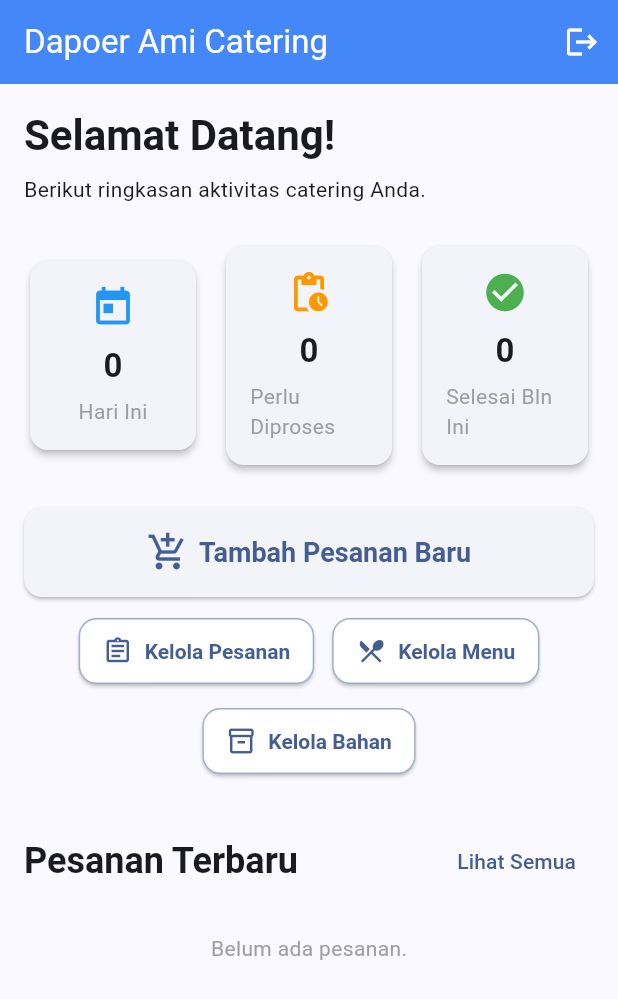
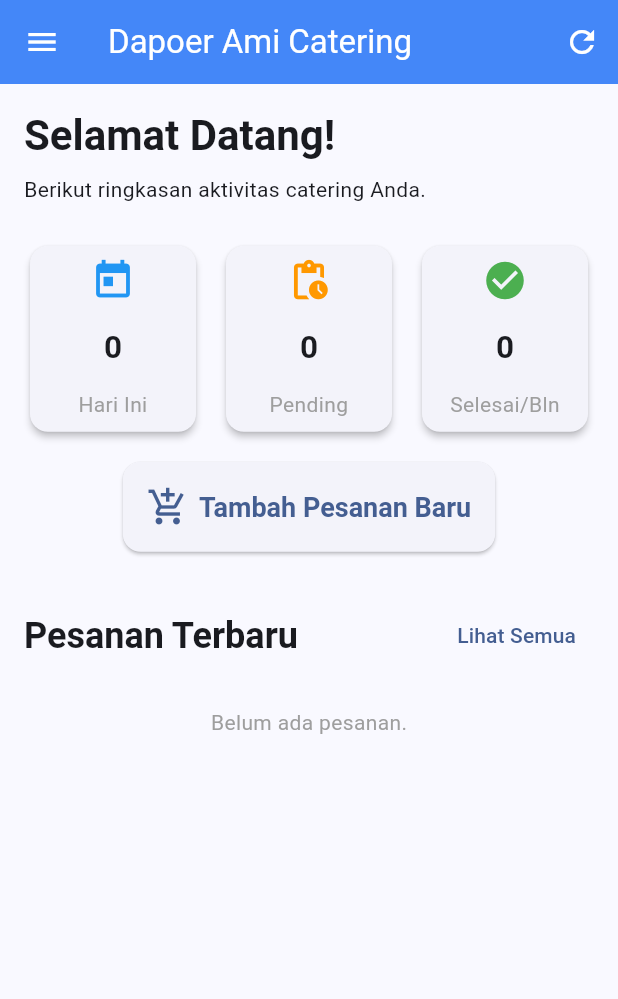
Before and after one commit to apahfahri/dapoer_ami, a Flutter app: the screen it shows once a user with an empty profile is signed in, on a phone screen of 412 x 824 dp. Shown: the top 999 px of the screen. Run offline on Flutter 3.47's test engine with Material 3 defaults, Android fonts, the phone set to English and light mode, and no system bars; our stand-ins replace cloud_firestore, device_preview, firebase_auth, firebase_core; accounts and stored records are empty.

Commit message:
Refactor HomePage and add DetailPesananContent widget for improved UI and data handling

```diff
--- a/lib/pages/HomePage.dart
+++ b/lib/pages/HomePage.dart
@@ -18,11 +18,11 @@ class HomePage extends StatefulWidget {
 }
 
 class _HomePageState extends State<HomePage> {
-  // Instance untuk mengakses Firebase
   final FirebaseFirestore _firestore = FirebaseFirestore.instance;
   final FirebaseAuth _auth = FirebaseAuth.instance;
 
-  // State untuk data statistik
+  // --- LOGIKA TIMER DIHAPUS ---
+
   bool _isLoadingStats = true;
   int _pesananHariIni = 0;
   int _perluDiproses = 0;
@@ -31,13 +31,21 @@ class _HomePageState extends State<HomePage> {
   @override
   void initState() {
     super.initState();
+    // Tetap panggil data saat halaman pertama kali dimuat
     _fetchStatistikData();
   }
 
-  // Fungsi untuk mengambil data statistik
-  Future<void> _fetchStatistikData() async {
-    if (!mounted) return;
+  // --- dispose() tidak lagi diperlukan untuk timer, bisa dihapus atau dibiarkan kosong ---
+  @override
+  void dispose() {
+    super.dispose();
+  }
+
+  // --- Fungsi fetch data tidak perlu diubah, parameter showLoading tetap berguna ---
+  Future<void> _fetchStatistikData({bool showLoading = true}) async {
+    if (showLoading && mounted) {
       setState(() => _isLoadingStats = true);
+    }
 
     try {
       final results = await Future.wait([
@@ -45,13 +53,13 @@ class _HomePageState extends State<HomePage> {
         _getPerluDiprosesCount(),
         _getSelesaiBulanIniCount(),
       ]);
-
-      if (!mounted) return;
+      if (mounted) {
         setState(() {
           _pesananHariIni = results[0];
           _perluDiproses = results[1];
           _selesaiBulanIni = results[2];
         });
+      }
     } catch (e) {
       print("Error fetching stats: $e");
     } finally {
@@ -59,14 +67,12 @@ class _HomePageState extends State<HomePage> {
     }
   }
 
-  // --- Query Statistik (tidak berubah) ---
   Future<int> _getPesananHariIniCount() async {
     final now = DateTime.now();
     final startOfToday =
         Timestamp.fromDate(DateTime(now.year, now.month, now.day));
     final endOfToday =
         Timestamp.fromDate(DateTime(now.year, now.month, now.day + 1));
-
     final snapshot = await _firestore
         .collection('pesanan')
         .where('tanggalKirim', isGreaterThanOrEqualTo: startOfToday)
@@ -89,7 +95,6 @@ class _HomePageState extends State<HomePage> {
     final now = DateTime.now();
     final startOfMonth = Timestamp.fromDate(DateTime(now.year, now.month, 1));
     final endOfMonth = Timestamp.fromDate(DateTime(now.year, now.month + 1, 1));
-
     final snapshot = await _firestore
         .collection('pesanan')
         .where('status', isEqualTo: 'Selesai')
@@ -100,7 +105,6 @@ class _HomePageState extends State<HomePage> {
     return snapshot.count ?? 0;
   }
 
-  // Fungsi untuk logout
   Future<void> _logout() async {
     await _auth.signOut();
     if (mounted) {
@@ -114,14 +118,21 @@ class _HomePageState extends State<HomePage> {
   @override
   Widget build(BuildContext context) {
     return Scaffold(
+      drawer: _buildAppDrawer(),
       appBar: AppBar(
         title: const Text('Dapoer Ami Catering'),
+        // --- PERUBAHAN UTAMA: Menambahkan tombol refresh di sini ---
         actions: [
-          IconButton(icon: const Icon(Icons.logout), onPressed: _logout),
+          IconButton(
+            icon: const Icon(Icons.refresh),
+            onPressed: () => _fetchStatistikData(showLoading: true),
+            tooltip: 'Refresh Data',
+          ),
         ],
       ),
       body: RefreshIndicator(
-        onRefresh: _fetchStatistikData,
+        // Pull-to-refresh tetap memanggil fungsi yang sama
+        onRefresh: () => _fetchStatistikData(showLoading: true),
         child: SingleChildScrollView(
           physics: const AlwaysScrollableScrollPhysics(),
           child: Padding(
@@ -138,11 +149,25 @@ class _HomePageState extends State<HomePage> {
                 const Text('Berikut ringkasan aktivitas catering Anda.'),
                 const SizedBox(height: 24),
                 _buildStatistikSection(),
-                const SizedBox(height: 24),
-
-                // --- BAGIAN INI TELAH DIUBAH ---
-                _buildAksiCepatSection(),
-
+                const SizedBox(height: 16),
+                Center(
+                  child: ElevatedButton.icon(
+                    icon: const Icon(Icons.add_shopping_cart, size: 28),
+                    label: const Text('Tambah Pesanan Baru'),
+                    style: ElevatedButton.styleFrom(
+                      padding: const EdgeInsets.all(16),
+                      textStyle: const TextStyle(
+                          fontSize: 18, fontWeight: FontWeight.bold),
+                      shape: RoundedRectangleBorder(
+                          borderRadius: BorderRadius.circular(12)),
+                    ),
+                    onPressed: () => Navigator.push(
+                        context,
+                        MaterialPageRoute(
+                            builder: (context) =>
+                                const TambahEditPesananPage())),
+                  ),
+                ),
                 const SizedBox(height: 32),
                 Row(
                   mainAxisAlignment: MainAxisAlignment.spaceBetween,
@@ -171,21 +196,98 @@ class _HomePageState extends State<HomePage> {
     );
   }
 
+  // Sisa kode tidak ada perubahan...
+  Widget _buildAppDrawer() {
+    return Drawer(
+      child: ListView(
+        padding: EdgeInsets.zero,
+        children: [
+          DrawerHeader(
+            decoration: BoxDecoration(color: Theme.of(context).primaryColor),
+            child: const Column(
+              crossAxisAlignment: CrossAxisAlignment.start,
+              mainAxisAlignment: MainAxisAlignment.end,
+              children: [
+                Text('Dapoer Ami',
+                    style: TextStyle(
+                        color: Colors.white,
+                        fontSize: 24,
+                        fontWeight: FontWeight.bold)),
+                Text('Manajemen Catering',
+                    style: TextStyle(color: Colors.white70, fontSize: 14)),
+              ],
+            ),
+          ),
+          _buildDrawerItem(
+              icon: Icons.assignment_outlined,
+              text: 'Kelola Pesanan',
+              onTap: () {
+                Navigator.pop(context);
+                Navigator.push(
+                    context,
+                    MaterialPageRoute(
+                        builder: (context) => const KelolaPesananPage()));
+              }),
+          _buildDrawerItem(
+              icon: Icons.restaurant_menu_outlined,
+              text: 'Kelola Menu',
+              onTap: () {
+                Navigator.pop(context);
+                Navigator.push(
+                    context,
+                    MaterialPageRoute(
+                        builder: (context) => const KelolaMenuPage()));
+              }),
+          _buildDrawerItem(
+              icon: Icons.inventory_2_outlined,
+              text: 'Kelola Bahan Baku',
+              onTap: () {
+                Navigator.pop(context);
+                Navigator.push(
+                    context,
+                    MaterialPageRoute(
+                        builder: (context) => const KelolaBahanBakuPage()));
+              }),
+          const Divider(),
+          _buildDrawerItem(
+              icon: Icons.logout,
+              text: 'Logout',
+              onTap: () {
+                Navigator.pop(context);
+                _logout();
+              }),
+        ],
+      ),
+    );
+  }
+
+  ListTile _buildDrawerItem(
+      {required IconData icon,
+      required String text,
+      required GestureTapCallback onTap}) {
+    return ListTile(leading: Icon(icon), title: Text(text), onTap: onTap);
+  }
+
   Widget _buildStatistikSection() {
-    return Row(
-      children: [
-        Expanded(
-            child: _buildStatCard('Hari Ini', _pesananHariIni, Icons.today,
-                Colors.blue, _isLoadingStats)),
-        const SizedBox(width: 12),
-        Expanded(
-            child: _buildStatCard('Perlu Diproses', _perluDiproses,
-                Icons.pending_actions, Colors.orange, _isLoadingStats)),
-        const SizedBox(width: 12),
-        Expanded(
-            child: _buildStatCard('Selesai Bln Ini', _selesaiBulanIni,
-                Icons.check_circle, Colors.green, _isLoadingStats)),
-      ],
+    final List<Widget> statCards = [
+      _buildStatCard('Hari Ini', _pesananHariIni, Icons.today, Colors.blue,
+          _isLoadingStats),
+      _buildStatCard('Pending', _perluDiproses, Icons.pending_actions,
+          Colors.orange, _isLoadingStats),
+      _buildStatCard('Selesai/Bln', _selesaiBulanIni, Icons.check_circle,
+          Colors.green, _isLoadingStats),
+    ];
+    return GridView.builder(
+      shrinkWrap: true,
+      physics: const NeverScrollableScrollPhysics(),
+      gridDelegate: const SliverGridDelegateWithMaxCrossAxisExtent(
+        maxCrossAxisExtent: 140,
+        mainAxisSpacing: 12,
+        crossAxisSpacing: 12,
+        childAspectRatio: 0.9,
+      ),
+      itemCount: statCards.length,
+      itemBuilder: (context, index) => statCards[index],
     );
   }
 
@@ -193,111 +295,42 @@ class _HomePageState extends State<HomePage> {
       String title, int value, IconData icon, Color color, bool isLoading) {
     return Card(
       elevation: 2,
+      shape: RoundedRectangleBorder(borderRadius: BorderRadius.circular(12)),
       child: Padding(
-        padding: const EdgeInsets.all(16.0),
+        padding: const EdgeInsets.all(8.0),
         child: Column(
+          mainAxisAlignment: MainAxisAlignment.center,
           children: [
             Icon(icon, size: 30, color: color),
-            const SizedBox(height: 8),
-            isLoading
-                ? const SizedBox(
-                    height: 27,
-                    width: 27,
-                    child: CircularProgressIndicator(strokeWidth: 3))
-                : Text(value.toString(),
+            const Spacer(),
+            SizedBox(
+              height: 30,
+              child: isLoading
+                  ? const Center(
+                      child: SizedBox(
+                          height: 24,
+                          width: 24,
+                          child: CircularProgressIndicator(strokeWidth: 3)))
+                  : FittedBox(
+                      fit: BoxFit.scaleDown,
+                      child: Text(value.toString(),
                           style: const TextStyle(
-                        fontSize: 22, fontWeight: FontWeight.bold)),
-            const SizedBox(height: 5),
-            Text(title, style: const TextStyle(color: Colors.grey)),
+                              fontSize: 28, fontWeight: FontWeight.bold)),
+                    ),
+            ),
+            const Spacer(),
+            Text(title,
+                style: const TextStyle(color: Colors.grey),
+                textAlign: TextAlign.center),
           ],
         ),
       ),
     );
   }
 
-  Widget _buildAksiCepatSection() {
-    return Column(
-      crossAxisAlignment: CrossAxisAlignment.stretch,
-      children: [
-        ElevatedButton.icon(
-          icon: const Icon(Icons.add_shopping_cart, size: 28),
-          label: const Text('Tambah Pesanan Baru'),
-          style: ElevatedButton.styleFrom(
-            padding: const EdgeInsets.symmetric(vertical: 16),
-            textStyle:
-                const TextStyle(fontSize: 18, fontWeight: FontWeight.bold),
-            shape:
-                RoundedRectangleBorder(borderRadius: BorderRadius.circular(12)),
-          ),
-          onPressed: () => Navigator.push(
-              context,
-              MaterialPageRoute(
-                  builder: (context) => const TambahEditPesananPage())),
-        ),
-        const SizedBox(height: 12),
-        Wrap(
-          spacing: 12.0, // Jarak horizontal antar tombol
-          runSpacing: 12.0, // Jarak vertikal jika tombol pindah baris
-          alignment: WrapAlignment.center,
-          children: [
-            _buildSecondaryButton(
-              label: 'Kelola Pesanan',
-              icon: Icons.assignment_outlined,
-              onPressed: () => Navigator.push(
-                  context,
-                  MaterialPageRoute(
-                      builder: (context) => const KelolaPesananPage())),
-            ),
-            _buildSecondaryButton(
-              label: 'Kelola Menu',
-              icon: Icons.restaurant_menu_outlined,
-              onPressed: () => Navigator.push(
-                  context,
-                  MaterialPageRoute(
-                      builder: (context) => const KelolaMenuPage())),
-            ),
-            // BUGFIX: Mengganti ikon yang duplikat
-            _buildSecondaryButton(
-              label: 'Kelola Bahan',
-              icon: Icons.inventory_2_outlined,
-              onPressed: () => Navigator.push(
-                  context,
-                  MaterialPageRoute(
-                      builder: (context) => const KelolaBahanBakuPage())),
-            ),
-          ],
-        )
-      ],
-    );
-  }
-
-  // Helper widget untuk membuat tombol sekunder agar kode tidak berulang
-  Widget _buildSecondaryButton(
-      {required String label,
-      required IconData icon,
-      required VoidCallback onPressed}) {
-    // Tombol ini akan memiliki lebar minimal, namun bisa membesar
-    return ElevatedButton.icon(
-      icon: Icon(icon, size: 20),
-      label: Text(label),
-      style: ElevatedButton.styleFrom(
-        foregroundColor: Theme.of(context).primaryColor,
-        backgroundColor: Colors.white,
-        side:
-            BorderSide(color: Theme.of(context).primaryColor.withOpacity(0.5)),
-        padding: const EdgeInsets.symmetric(vertical: 12, horizontal: 16),
-        textStyle: const TextStyle(fontSize: 14, fontWeight: FontWeight.w600),
-        shape: RoundedRectangleBorder(borderRadius: BorderRadius.circular(12)),
-        elevation: 1,
-      ),
-      onPressed: onPressed,
-    );
-  }
-
   Widget _buildDaftarPesananTerbaru() {
     final currencyFormatter =
         NumberFormat.currency(locale: 'id_ID', symbol: 'Rp ', decimalDigits: 0);
-
     return StreamBuilder<QuerySnapshot>(
       stream: _firestore
           .collection('pesanan')
@@ -314,7 +347,6 @@ class _HomePageState extends State<HomePage> {
                   child: Text('Belum ada pesanan.',
                       style: TextStyle(color: Colors.grey))));
         }
-
         return ListView.builder(
           shrinkWrap: true,
           physics: const NeverScrollableScrollPhysics(),
@@ -323,7 +355,6 @@ class _HomePageState extends State<HomePage> {
             var doc = snapshot.data!.docs[index];
             var data = doc.data() as Map<String, dynamic>;
             var status = data['status'] ?? 'Baru';
-
             return Card(
               margin: const EdgeInsets.only(bottom: 10),
               child: ListTile(
@@ -335,11 +366,13 @@ class _HomePageState extends State<HomePage> {
                 title: Text(data['namaPelanggan'] ?? 'Tanpa Nama',
                     style: const TextStyle(fontWeight: FontWeight.bold)),
                 subtitle: Text(
-                    'Kirim: ${DateFormat('dd MMM', 'id_ID').format((data['tanggalKirim'] as Timestamp).toDate())} - ${currencyFormatter.format(data['grandTotal'] ?? 0)}'),
+                    'Kirim: ${DateFormat('dd MMM yy', 'id_ID').format((data['tanggalKirim'] as Timestamp).toDate())} - ${currencyFormatter.format(data['grandTotal'] ?? 0)}'),
                 trailing: Chip(
                   label: Text(status,
-                      style:
-                          const TextStyle(color: Colors.white, fontSize: 12)),
+                      style: const TextStyle(
+                          color: Colors.white,
+                          fontSize: 12,
+                          fontWeight: FontWeight.bold)),
                   backgroundColor: _getStatusColor(status),
                   padding:
                       const EdgeInsets.symmetric(horizontal: 4, vertical: 0),
```
Also changed, not shown: lib/widgets/DetailPesananContent.dart (added, +167 -0 lines). Lines whose indentation alone changed are shown as unchanged.
